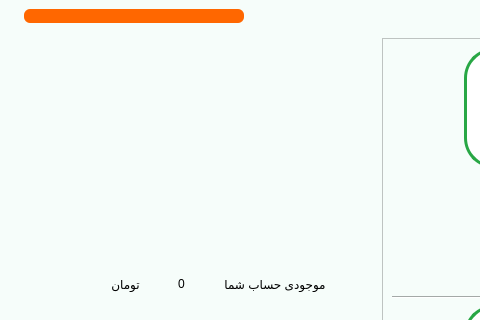
The window that main.ui (Farazist/raspberrypi-app) describes before a commit, drawn with Qt 5; both pictures show x 0 to 480 and y 0 to 320 of the 1000 by 600 pixel window.
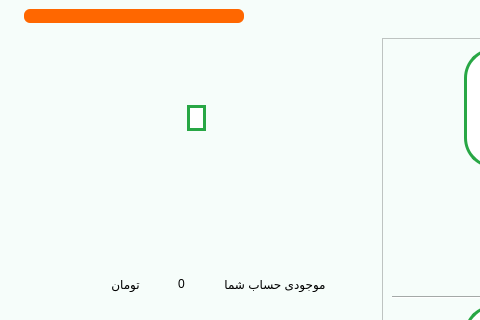
The same window after the commit. Icons and pictures are not drawn.

The edit to the form file:
```diff
--- a/main.ui
+++ b/main.ui
@@ -4711,11 +4711,16 @@
           <property name="rightMargin">
            <number>50</number>
           </property>
-          <item alignment="Qt::AlignHCenter">
+          <item alignment="Qt::AlignHCenter|Qt::AlignVCenter">
            <widget class="QLabel" name="lblSelectedEnvirnmentalProtection">
             <property name="styleSheet">
              <string notr="true">font: 26pt &quot;IRANSans&quot;;
-color:#000000;</string>
+color:#000000;
+background-color: #ffffff; 
+border: 3px solid #28a745; 
+border-radius: 10px;
+outline-style: none;
+padding: 3px;</string>
             </property>
             <property name="text">
              <string/>
```
